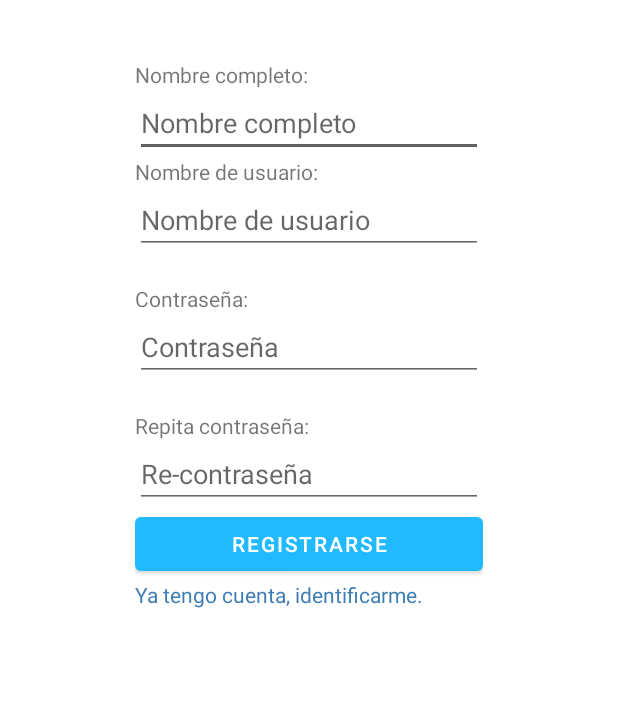
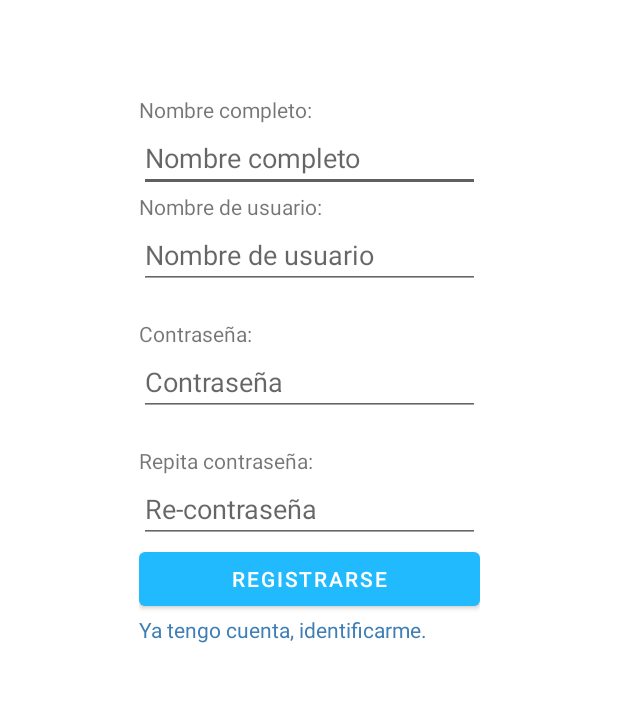
Before and after one commit to adanfernandez/MyMovie, an Android app: the RegisterActivity screen opened directly, with no data from a screen before it, on a phone screen of 412 x 824 dp, the part 90-792 px from its top. Run offline under Robolectric (Android 15) with nearby library versions, the phone set to English and light mode, and no system bars; network calls fail.

```diff
--- a/app/src/main/java/com/miw/mymovie/ui/adapters/FilmListAdapter.kt
+++ b/app/src/main/java/com/miw/mymovie/ui/adapters/FilmListAdapter.kt
@@ -1,6 +1,7 @@
 package com.miw.mymovie.ui.adapters
 
 import android.view.LayoutInflater
+import android.view.View
 import android.view.ViewGroup
 import androidx.cardview.widget.CardView
 import androidx.recyclerview.widget.RecyclerView
@@ -22,6 +23,9 @@ class FilmListAdapter(val items: List<Film>?, private val itemClick: (Film) -> U
                 binding.txFilmTitle.text = film.title
                 binding.txVoteCount.text = voteCount(film.voteCount)
                 binding.txVoteRate.text = voteRate(film.voteAverage)
+                if (film.seen) {
+                    binding.imgseen.visibility = View.VISIBLE
+                }
                 itemView.setOnClickListener { itemClick(this) }
             }
         }
--- a/app/src/main/res/layout/activity_register.xml
+++ b/app/src/main/res/layout/activity_register.xml
@@ -23,8 +23,8 @@
 
     <LinearLayout
         android:id="@+id/linearLayout"
-        android:layout_width="match_parent"
-        android:layout_height="match_parent"
+        android:layout_width="267dp"
+        android:layout_height="478dp"
         android:layout_marginStart="70dp"
         android:layout_marginTop="100dp"
         android:layout_marginEnd="70dp"
```
Also changed, not shown: app/src/main/res/layout/card_film_item.xml (+16 -1 lines).
